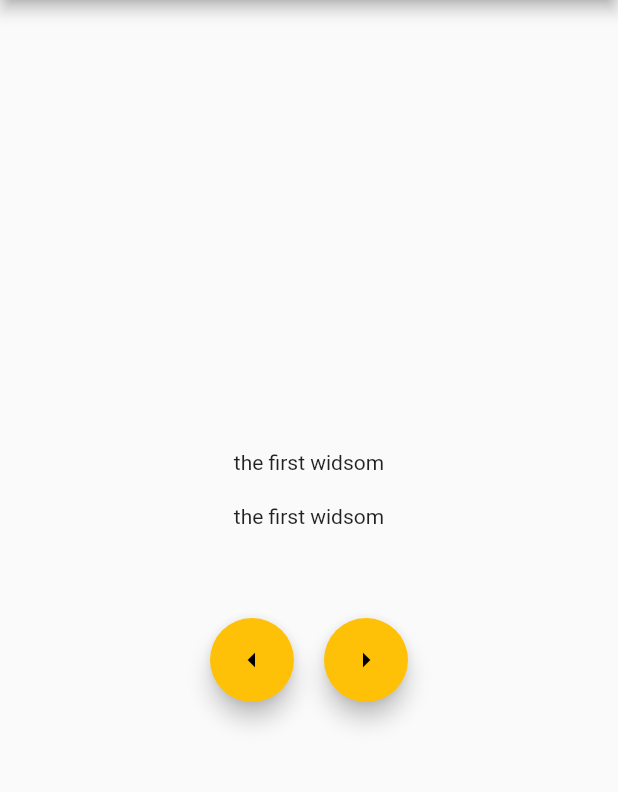
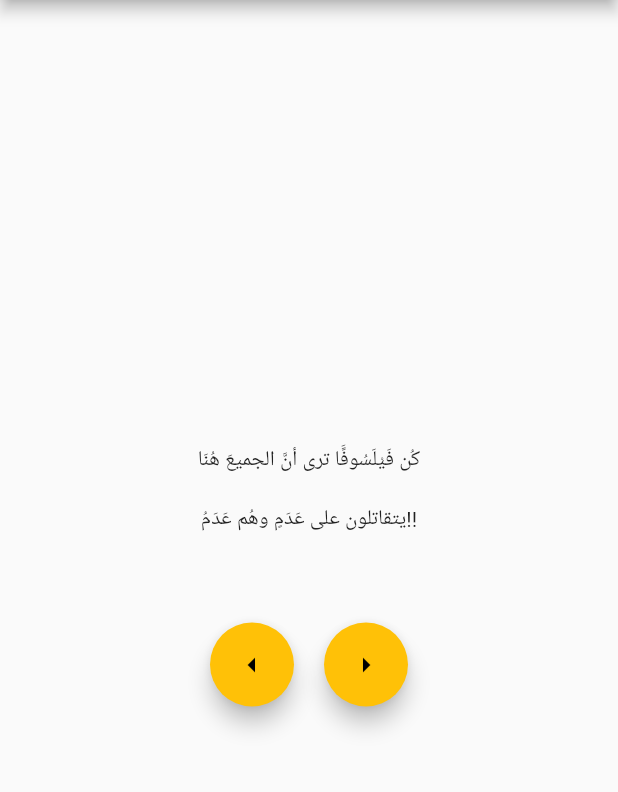
Before and after one commit to aliajjoub2/wisdoms, a Flutter app: the screen it shows after launch, after a tap on the "arrow left" icon, on a phone screen of 412 x 824 dp, the part 84-876 px from its top. Run offline on Flutter 3.47's test engine with Material 2 defaults, Android fonts, the phone set to English and light mode, and no system bars.

Commit message:
add function changeIndex and add List

```diff
--- a/lib/main.dart
+++ b/lib/main.dart
@@ -14,7 +14,6 @@ class MyApp extends StatelessWidget {
       debugShowCheckedModeBanner: false,
       title: 'Wisdoms Project',
       theme: ThemeData(
-
         primarySwatch: Colors.blue,
       ),
       home: const MyHomePage(),
@@ -23,61 +22,122 @@ class MyApp extends StatelessWidget {
 }
 
 class MyHomePage extends StatefulWidget {
-
   const MyHomePage({Key? key}) : super(key: key);
-
-
 
   @override
   State<MyHomePage> createState() => _MyHomePageState();
 }
 
 class _MyHomePageState extends State<MyHomePage> {
+  List verse = [
+    {
+      "line1": " الرقم واحد لكي نطول الكتابة كتابة كتابة كتابة كتابة  لا تشكُ للناسِ جرحاً أنتَ صاحبه",
+      "line2": "لا يؤلمُ الجرحَ إلا منْ به ألم"
+    },
+    {
+      "line1": "1- شَكْوَاكَ لِلنَّاسِ يا ابنَ النَّاس منْقصَةٌ",
+      "line2": "ومَن مِنَ النَّاسِ صَاحِ مَا بِهِ سَقَمُ"
+    },
+    {
+      "line1": "2- فَإِنْ شَكَوْتَ لِمَنْ طَابَ الزَّمَانُ لَهُ",
+      "line2": "عَيْنَاكَ تَغْلِي وَمَنْ تَشْكُو لَهُ صَنَمُ"
+    },
+    {
+      "line1": "3- وَإِذَا شَكَوْتَ لِمَنْ شَكْوَاكَ تُسْعِدُهُ",
+      "line2": "أَضَفْتَ جُرْحًا لِجُرْحِكَ اِسْمُهُ النَّدَمُ"
+    },
+    {
+      "line1": "هل المواساه يوماً حرت وطناً",
+      "line2": "أم التعازى بديل ان هو العلمُ"
+    },
+    {
+      "line1": "من يندب الحظ يطفئ عين همته",
+      "line2": "لاعين للحظ أن لم تبصر الهمم"
+    },
+    {
+      "line1": "وَمِنْ سِوَى اللهِ نَأْوِي تَحْتَ سِدْرَتِهِ",
+      "line2": "وَنَسْتَغِيثُ بِهِ عَوِّنَا وَنَعْتَصِمُ"
+    },
+    {
+      "line1": "كُن فَيْلَسُوفًَا ترى أنَّ الجميعَ هُنَا",
+      "line2": "يتقاتلون على عَدَمٍ وهُم عَدَمُ!!"
+    },
+  ];
 
+  int myIndex = 0;
+
+  changeIndex(String myDirection) {
+    if (myDirection == 'right') {
+      setState(() {
+        if (myIndex == (verse.length - 1)) {
+          myIndex = 0;
+        } else {
+          myIndex++;
+        }
+      });
+    } else if (myDirection == 'left') {
+      setState(() {
+        if (myIndex == 0) {
+          myIndex = (verse.length - 1);
+        } else {
+          myIndex--;
+        }
+      });
+    }
+  }
 
   @override
   Widget build(BuildContext context) {
-
     return Scaffold(
         appBar: AppBar(
-
           title: const Text('Wisdoms'),
           centerTitle: true,
         ),
         body: Center(
+          child: SizedBox(
+            width: 900,
+            child: Column(
 
-        child: Column(
               mainAxisAlignment: MainAxisAlignment.center,
               children: [
-            Text('the first widsom'),
-            const SizedBox(height: 20,),
-            Text('the first widsom'),
-            const SizedBox(height: 60,),
+                Text(verse[myIndex]['line1']),
+                const SizedBox(
+                  height: 20,
+                ),
+                Text(verse[myIndex]['line2']),
+                const SizedBox(
+                  height: 60,
+                ),
                 Row(
                   mainAxisAlignment: MainAxisAlignment.center,
                   children: [
-                FloatingActionButton(onPressed: (){
-
+                    FloatingActionButton(
+                      onPressed: () {
+                        changeIndex('left');
                       },
-
                       backgroundColor: Colors.amber,
-                  child: const Icon(Icons.arrow_left, color: Colors.black,),
-
+                      child: const Icon(
+                        Icons.arrow_left,
+                        color: Colors.black,
                       ),
-                const SizedBox(width: 20,),
-                FloatingActionButton(onPressed: (){
-
+                    ),
+                    const SizedBox(
+                      width: 20,
+                    ),
+                    FloatingActionButton(
+                      onPressed: () {
+                        changeIndex('right');
                       },
-
                       backgroundColor: Colors.amber,
-                child: const Icon(Icons.arrow_right, color: Colors.black,),
-
+                      child: const Icon(
+                        Icons.arrow_right,
+                        color: Colors.black,
                       ),
-
+                    ),
                   ],
                 ),
-
               ],
+            ),
           ),
         ));
   }
```
Lines whose indentation alone changed are shown as unchanged.
